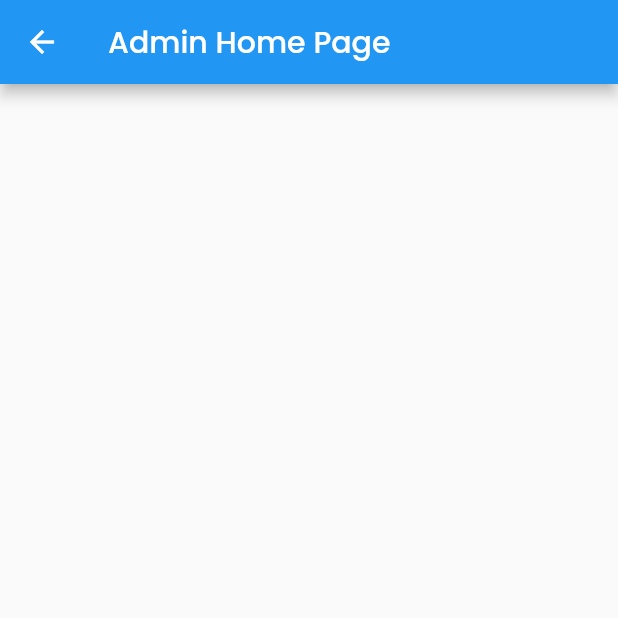
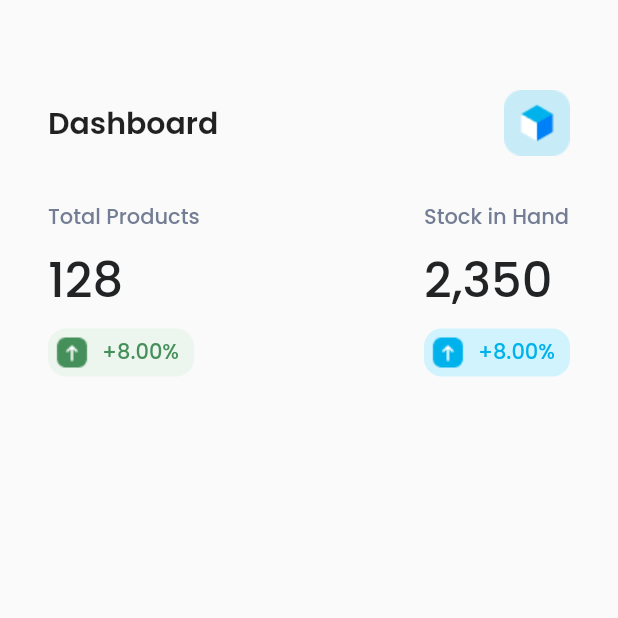
Before and after one commit to asrafilll/personal_cashier_app, a Flutter app: the AdminHomePage screen opened directly, on a phone screen of 412 x 824 dp, the top half of it. Run offline on Flutter 3.47's test engine with Material 2 defaults, Android fonts, the light colour scheme and no system bars; our stand-ins replace google_fonts.

Commit message:
Done DashboardSummaryComponent

```diff
--- a/lib/core/app_styles.dart
+++ b/lib/core/app_styles.dart
@@ -6,3 +6,4 @@ const Color kRedColor = Color(0XFFFF8B8B);
 const Color kBlackColor = Color(0XFF212325);
 const Color kTextColor = Color(0XFF161616);
 const Color kGreyColor = Color(0XFFB2B2B2);
+const Color kDarkGreyColor = Color(0XFF737D93);
--- /dev/null
+++ b/lib/presentation/admin/components/dashboard_summary.dart
@@ -0,0 +1,107 @@
+import 'package:flutter/material.dart';
+import 'package:personal_cashier_app/core/app_styles.dart';
+
+class DashboardSummaryComponent extends StatelessWidget {
+  const DashboardSummaryComponent({super.key});
+
+  @override
+  Widget build(BuildContext context) {
+    return Row(
+      mainAxisAlignment: MainAxisAlignment.spaceBetween,
+      children: [
+        Column(
+          crossAxisAlignment: CrossAxisAlignment.start,
+          children: [
+            const Text(
+              'Total Products',
+              style: TextStyle(
+                color: kDarkGreyColor,
+                fontWeight: FontWeight.w500,
+              ),
+            ),
+            const SizedBox(height: 8),
+            const Text(
+              '128',
+              style: TextStyle(
+                fontWeight: FontWeight.w500,
+                fontSize: 32,
+                color: kBlackColor,
+              ),
+            ),
+            const SizedBox(height: 8),
+            Container(
+              padding: const EdgeInsets.only(
+                top: 4,
+                bottom: 4,
+                left: 4,
+                right: 10,
+              ),
+              decoration: BoxDecoration(
+                  color: const Color(0XFFECF5EE),
+                  borderRadius: BorderRadius.circular(12)),
+              child: Row(
+                children: [
+                  Image.asset('assets/icon_scan_green.png'),
+                  const SizedBox(width: 8),
+                  const Text(
+                    '+8.00%',
+                    style: TextStyle(
+                      fontWeight: FontWeight.w500,
+                      color: Color(0XFF458F5A),
+                    ),
+                  ),
+                ],
+              ),
+            )
+          ],
+        ),
+        Column(
+          crossAxisAlignment: CrossAxisAlignment.start,
+          children: [
+            const Text(
+              'Stock in Hand',
+              style: TextStyle(
+                color: kDarkGreyColor,
+                fontWeight: FontWeight.w500,
+              ),
+            ),
+            const SizedBox(height: 8),
+            const Text(
+              '2,350',
+              style: TextStyle(
+                fontWeight: FontWeight.w500,
+                fontSize: 32,
+                color: kBlackColor,
+              ),
+            ),
+            const SizedBox(height: 8),
+            Container(
+              padding: const EdgeInsets.only(
+                top: 4,
+                bottom: 4,
+                left: 4,
+                right: 10,
+              ),
+              decoration: BoxDecoration(
+                  color: const Color(0XFFD0F3FE),
+                  borderRadius: BorderRadius.circular(12)),
+              child: Row(
+                children: [
+                  Image.asset('assets/icon_scan_blue.png'),
+                  const SizedBox(width: 8),
+                  const Text(
+                    '+8.00%',
+                    style: TextStyle(
+                      fontWeight: FontWeight.w500,
+                      color: Color(0XFF00B2EB),
+                    ),
+                  ),
+                ],
+              ),
+            )
+          ],
+        ),
+      ],
+    );
+  }
+}
--- a/lib/presentation/admin/home_page.dart
+++ b/lib/presentation/admin/home_page.dart
@@ -1,4 +1,5 @@
 import 'package:flutter/material.dart';
+import 'package:personal_cashier_app/presentation/admin/components/dashboard_summary.dart';
 
 class AdminHomePage extends StatelessWidget {
   const AdminHomePage({super.key});
@@ -6,8 +7,32 @@ class AdminHomePage extends StatelessWidget {
   @override
   Widget build(BuildContext context) {
     return Scaffold(
-      appBar: AppBar(
-        title: const Text('Admin Home Page'),
+      body: Padding(
+        padding: const EdgeInsets.symmetric(
+          horizontal: 32,
+          vertical: 60,
+        ),
+        child: Column(
+          children: [
+            Row(
+              mainAxisAlignment: MainAxisAlignment.spaceBetween,
+              children: [
+                const Text(
+                  'Dashboard',
+                  style: TextStyle(
+                    fontSize: 20,
+                    fontWeight: FontWeight.w600,
+                  ),
+                ),
+                Image.asset(
+                  'assets/icon_dashboard.png',
+                )
+              ],
+            ),
+            const SizedBox(height: 30),
+            const DashboardSummaryComponent(),
+          ],
+        ),
       ),
     );
   }
```
